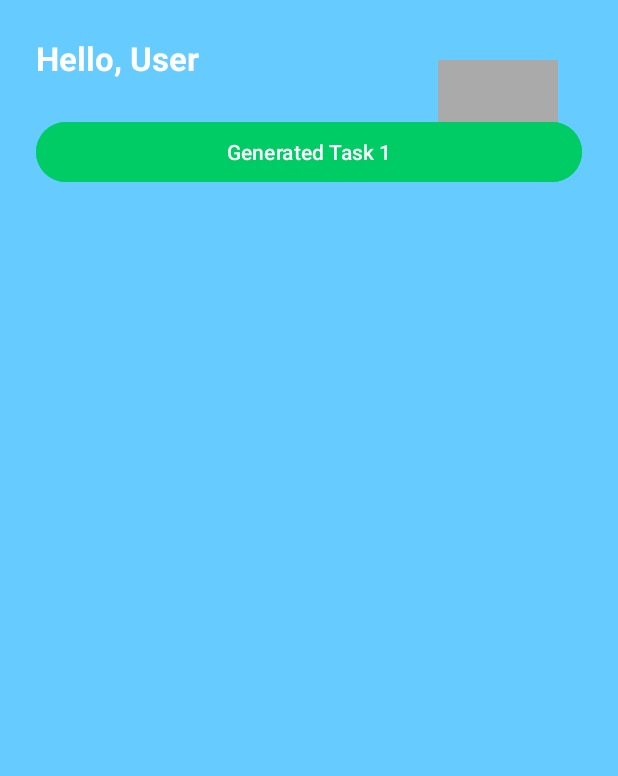
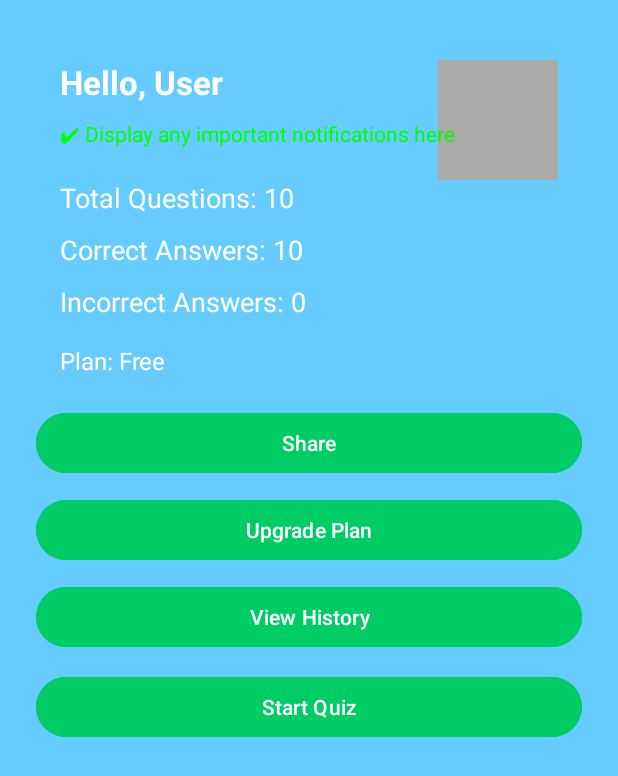
Before and after one commit to rayudu-os956/sit708_6.1DLLm, an Android app: the DashboardActivity screen opened directly, with no data from a screen before it, on a phone screen of 412 x 824 dp. Shown: the top 776 px of the screen. Run offline under Robolectric (Android 15) with nearby library versions, the phone set to English and light mode, and no system bars.

Commit message:
Updated code

```diff
--- a/app/src/main/AndroidManifest.xml
+++ b/app/src/main/AndroidManifest.xml
@@ -36,6 +36,7 @@
         <activity android:name=".DashboardActivity" />
         <activity android:name=".TaskDetailActivity" />
         <activity android:name=".AiResponseActivity" />
+        <activity android:name=".UpgradeAccountActivity" />
 
     </application>
 
--- a/app/src/main/java/com/example/llmexample/DashboardActivity.java
+++ b/app/src/main/java/com/example/llmexample/DashboardActivity.java
@@ -2,36 +2,68 @@ package com.example.llmexample;
 
 import android.content.Intent;
 import android.os.Bundle;
-import android.net.Uri;
+import android.view.View;
 import android.widget.Button;
-import android.widget.ImageView;
 import android.widget.TextView;
+import android.widget.Toast;
+
 import androidx.appcompat.app.AppCompatActivity;
 
 public class DashboardActivity extends AppCompatActivity {
 
-    TextView greetingText;
-    Button taskBtn;
+    private TextView usernameView, totalView, correctView, incorrectView, notificationView, upgradeStatusView;
+    private Button shareBtn, upgradeBtn, historyBtn;
 
     @Override
     protected void onCreate(Bundle savedInstanceState) {
         super.onCreate(savedInstanceState);
         setContentView(R.layout.activity_dashboard);
-        ImageView profileImage = findViewById(R.id.profileImage);
-        Intent intent = getIntent();
-        String imageUri = intent.getStringExtra("profileImage");
 
-        if (imageUri != null) {
-            profileImage.setImageURI(Uri.parse(imageUri));
+        usernameView = findViewById(R.id.usernameView);
+        totalView = findViewById(R.id.totalQuestionsView);
+        correctView = findViewById(R.id.correctAnswersView);
+        incorrectView = findViewById(R.id.incorrectAnswersView);
+        notificationView = findViewById(R.id.notificationText);
+        shareBtn = findViewById(R.id.shareBtn);
+        upgradeBtn = findViewById(R.id.upgradeBtn);
+        historyBtn = findViewById(R.id.historyBtn);
+        upgradeStatusView = findViewById(R.id.upgradeStatusView);
+
+        String username = SharedPrefManager.getInstance(this).getUsername();
+        int total = 10, correct = 10, incorrect = 0; // replace with real values
+
+        usernameView.setText("Hello, " + username);
+        totalView.setText("Total Questions: " + total);
+        correctView.setText("Correct Answers: " + correct);
+        incorrectView.setText("Incorrect Answers: " + incorrect);
+        notificationView.setText("✔ Display any important notifications here");
+
+        String level = SharedPrefManager.getInstance(this).getUpgradeLevel();
+        if (level != null && !level.isEmpty()) {
+            upgradeStatusView.setText("Plan: " + level);
+        } else {
+            upgradeStatusView.setText("Plan: Free");
         }
 
-        greetingText = findViewById(R.id.greeting);
-        taskBtn = findViewById(R.id.taskBtn);
+        shareBtn.setOnClickListener(v -> {
+            String shareText = "Check out my quiz stats! Total: " + total +
+                    ", Correct: " + correct + ", Incorrect: " + incorrect;
+            Intent intent = new Intent(Intent.ACTION_SEND);
+            intent.setType("text/plain");
+            intent.putExtra(Intent.EXTRA_TEXT, shareText);
+            startActivity(Intent.createChooser(intent, "Share via"));
+        });
+        Button taskBtn = findViewById(R.id.taskBtn);
+        taskBtn.setOnClickListener(v -> {
+            Intent intent = new Intent(DashboardActivity.this, TaskDetailActivity.class);
+            intent.putExtra("topic", "movies");  // or whichever topic you want to load
+            startActivity(intent);
+        });
 
-        SharedPrefManager prefManager = new SharedPrefManager(this);
-        String username = prefManager.getUsername();
-        greetingText.setText("Hello, " + username);
+        upgradeBtn.setOnClickListener(v ->
+                startActivity(new Intent(DashboardActivity.this, UpgradeAccountActivity.class)));
 
-        taskBtn.setOnClickListener(v -> startActivity(new Intent(this, TaskDetailActivity.class)));
+        historyBtn.setOnClickListener(v ->
+                startActivity(new Intent(DashboardActivity.this, AiResponseActivity.class)));
     }
 }
--- a/app/src/main/java/com/example/llmexample/SharedPrefManager.java
+++ b/app/src/main/java/com/example/llmexample/SharedPrefManager.java
@@ -14,42 +14,54 @@ public class SharedPrefManager {
     private SharedPreferences sharedPreferences;
     private SharedPreferences.Editor editor;
 
+    // 🔽 Add this singleton block
+    private static SharedPrefManager instance;
+
+    public static SharedPrefManager getInstance(Context context) {
+        if (instance == null) {
+            instance = new SharedPrefManager(context.getApplicationContext());
+        }
+        return instance;
+    }
+
     public SharedPrefManager(Context context) {
         sharedPreferences = context.getSharedPreferences(PREF_NAME, Context.MODE_PRIVATE);
         editor = sharedPreferences.edit();
     }
 
-    // Save a single string value
     public void save(String key, String value) {
         editor.putString(key, value);
         editor.apply();
     }
 
-    // Retrieve a single string value
     public String get(String key, String defaultValue) {
         return sharedPreferences.getString(key, defaultValue);
     }
-
-    // Save a list of strings
     public void saveStringList(String key, List<String> list) {
         Set<String> set = new HashSet<>(list);
         editor.putStringSet(key, set);
         editor.apply();
     }
 
-    // Retrieve a list of strings
     public Set<String> getStringList(String key) {
         return sharedPreferences.getStringSet(key, new HashSet<>());
     }
 
-    // Save username
     public void saveUsername(String username) {
         editor.putString(KEY_USERNAME, username);
         editor.apply();
     }
 
-    // Retrieve username
     public String getUsername() {
         return sharedPreferences.getString(KEY_USERNAME, "User");
     }
+
+    public void saveUpgradeLevel(String level) {
+        editor.putString("upgrade_level", level);
+        editor.apply();
+    }
+
+    public String getUpgradeLevel() {
+        return sharedPreferences.getString("upgrade_level", "");
+    }
 }
--- a/app/src/main/res/layout/activity_dashboard.xml
+++ b/app/src/main/res/layout/activity_dashboard.xml
@@ -3,6 +3,7 @@
     android:layout_height="match_parent"
     android:background="#66CCFF"
     android:padding="24dp">
+
     <ImageView
         android:id="@+id/profileImage"
         android:layout_width="80dp"
@@ -14,20 +15,105 @@
         android:background="@android:color/darker_gray" />
 
     <TextView
-        android:id="@+id/greeting"
+        android:id="@+id/usernameView"
+        android:layout_width="wrap_content"
+        android:layout_height="wrap_content"
         android:text="Hello, User"
         android:textSize="22sp"
         android:textStyle="bold"
-        android:textColor="#fff"
+        android:textColor="#FFFFFF"
+        android:layout_alignParentTop="true"
+        android:layout_alignParentStart="true"
+        android:layout_marginTop="16dp"
+        android:layout_marginStart="16dp"/>
+
+    <TextView
+        android:id="@+id/notificationText"
         android:layout_width="wrap_content"
-        android:layout_height="wrap_content"/>
+        android:layout_height="wrap_content"
+        android:text="✔ Notification"
+        android:textColor="#00FF00"
+        android:layout_below="@id/usernameView"
+        android:layout_marginTop="10dp"
+        android:layout_marginStart="16dp" />
+
+    <TextView
+        android:id="@+id/totalQuestionsView"
+        android:layout_width="wrap_content"
+        android:layout_height="wrap_content"
+        android:textColor="#FFFFFF"
+        android:textSize="18sp"
+        android:layout_below="@id/notificationText"
+        android:layout_marginTop="20dp"
+        android:layout_marginStart="16dp" />
+
+    <TextView
+        android:id="@+id/correctAnswersView"
+        android:layout_width="wrap_content"
+        android:layout_height="wrap_content"
+        android:textColor="#FFFFFF"
+        android:textSize="18sp"
+        android:layout_below="@id/totalQuestionsView"
+        android:layout_marginTop="10dp"
+        android:layout_marginStart="16dp" />
+
+    <TextView
+        android:id="@+id/incorrectAnswersView"
+        android:layout_width="wrap_content"
+        android:layout_height="wrap_content"
+        android:textColor="#FFFFFF"
+        android:textSize="18sp"
+        android:layout_below="@id/correctAnswersView"
+        android:layout_marginTop="10dp"
+        android:layout_marginStart="16dp" />
+
+    <TextView
+        android:id="@+id/upgradeStatusView"
+        android:layout_width="wrap_content"
+        android:layout_height="wrap_content"
+        android:textColor="#FFFFFF"
+        android:textSize="16sp"
+        android:layout_below="@id/incorrectAnswersView"
+        android:layout_marginTop="16dp"
+        android:layout_marginStart="16dp" />
+
+    <Button
+        android:id="@+id/shareBtn"
+        android:layout_width="match_parent"
+        android:layout_height="wrap_content"
+        android:text="Share"
+        android:layout_below="@id/upgradeStatusView"
+        android:layout_marginTop="20dp"
+        android:backgroundTint="#00CC66"
+        android:textColor="#FFFFFF"/>
+
+    <Button
+        android:id="@+id/upgradeBtn"
+        android:layout_width="match_parent"
+        android:layout_height="wrap_content"
+        android:text="Upgrade Plan"
+        android:layout_below="@id/shareBtn"
+        android:layout_marginTop="10dp"
+        android:backgroundTint="#00CC66"
+        android:textColor="#FFFFFF"/>
 
     <Button
         android:id="@+id/taskBtn"
         android:layout_width="match_parent"
         android:layout_height="wrap_content"
-        android:text="Generated Task 1"
-        android:layout_below="@id/greeting"
-        android:layout_marginTop="24dp"
-        android:backgroundTint="#00CC66"/>
+        android:text="Start Quiz"
+        android:layout_below="@id/historyBtn"
+        android:layout_marginTop="12dp"
+        android:backgroundTint="#00CC66"
+        android:textColor="#FFFFFF"/>
+
+    <Button
+        android:id="@+id/historyBtn"
+        android:layout_width="match_parent"
+        android:layout_height="wrap_content"
+        android:text="View History"
+        android:layout_below="@id/upgradeBtn"
+        android:layout_marginTop="10dp"
+        android:backgroundTint="#00CC66"
+        android:textColor="#FFFFFF"/>
 </RelativeLayout>
```
Also changed, not shown: app/src/main/java/com/example/llmexample/ShareProfileActivity.java (added, +22 -0 lines), app/src/main/java/com/example/llmexample/UpgradeAccountActivity.java (added, +35 -0 lines), app/src/main/res/layout/activity_upgrade_account.xml (added, +28 -0 lines), app/src/main/res/layout/fake_payment_popup.xml (added, +30 -0 lines), app/src/main/res/layout/history_question_item.xml (added, +41 -0 lines).
